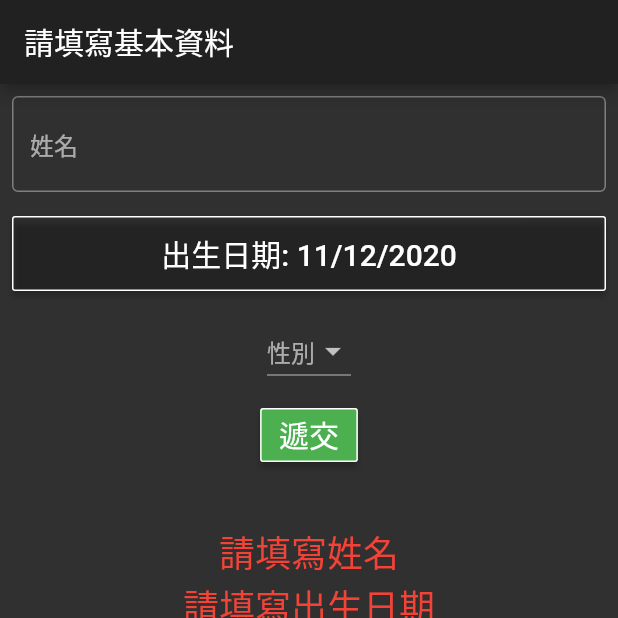
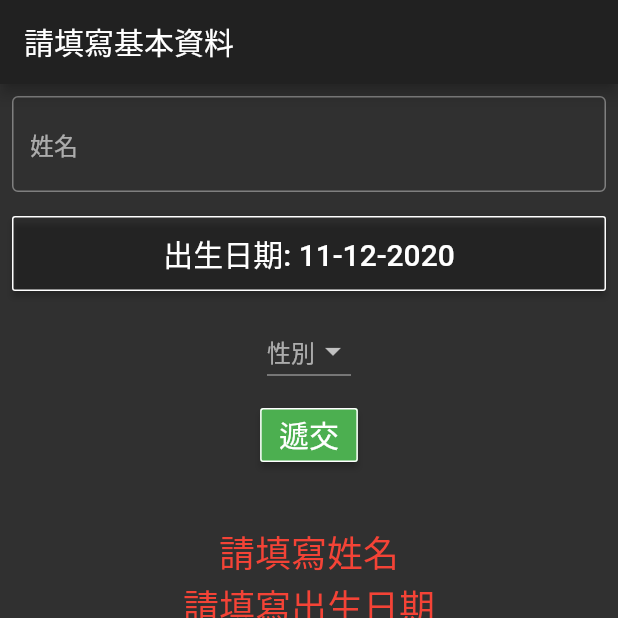
Before and after one commit to PunnyBunny/Quiz, a Flutter app: the screen it shows after launch, after a tap on "遞交", on a phone screen of 412 x 824 dp, the top half of it. Run offline on Flutter 3.47's test engine with Material 2 defaults, Android fonts, the phone set to English and light mode, and no system bars; our stand-ins replace assets_audio_player; missing offline and left inert: random_color; accounts and stored records are empty; generated files the repository leaves out were written again.

Commit message:
Add date_formatter.dart

```diff
--- /dev/null
+++ b/lib/src/date_formatter.dart
@@ -0,0 +1,3 @@
+import 'package:intl/intl.dart';
+
+final dateFormatter = DateFormat('dd-MM-yyyy');
--- a/lib/src/info_form.dart
+++ b/lib/src/info_form.dart
@@ -5,6 +5,7 @@ import 'package:flutter/material.dart';
 import 'package:flutter/services.dart' show rootBundle;
 
 import 'basic_quiz.dart';
+import 'date_formatter.dart';
 import 'user_info.dart';
 
 class InformationForm extends StatefulWidget {
@@ -59,7 +60,7 @@ class _InformationFormState extends State<InformationForm> {
                 minimumSize: Size(double.infinity, 50.0),
                 primary: Colors.transparent,
               ),
-              child: Text("出生日期: " + _toString(_userDateOfBirth)),
+              child: Text("出生日期: " + dateFormatter.format(_userDateOfBirth)),
               onPressed: () async {
                 final DateTime picked = await showDatePicker(
                   context: context,
@@ -67,10 +68,11 @@ class _InformationFormState extends State<InformationForm> {
                   firstDate: DateTime(1960),
                   lastDate: DateTime.now(),
                 );
-                if (picked != null && picked != _userDateOfBirth)
+                if (picked != null && picked != _userDateOfBirth) {
                   setState(() {
                     _userDateOfBirth = picked;
                   });
+                }
               },
             ),
           ), // date of birth
@@ -102,7 +104,8 @@ class _InformationFormState extends State<InformationForm> {
               setState(() {
                 _userNameWarning = _userName.isEmpty;
                 _userDateOfBirthWarning =
-                    _toString(_userDateOfBirth) == _toString(DateTime.now());
+                    dateFormatter.format(_userDateOfBirth) ==
+                        dateFormatter.format(DateTime.now());
                 _userGenderWarning = _userGender.isEmpty;
               });
               if (!_userNameWarning &&
@@ -142,7 +145,3 @@ class _InformationFormState extends State<InformationForm> {
     );
   }
 }
-
-String _toString(DateTime date) {
-  return "${date.day}/${date.month}/${date.year}";
-}
--- a/lib/src/summary.dart
+++ b/lib/src/summary.dart
@@ -1,7 +1,7 @@
 import 'package:flutter/material.dart';
 import 'package:http/http.dart' as http;
-import 'package:intl/intl.dart';
 
+import 'date_formatter.dart';
 import 'user_result.dart';
 
 class SummaryPage extends StatefulWidget {
@@ -25,7 +25,7 @@ class _SummaryPageState extends State<SummaryPage> {
         body: {
           'action': 'add_new',
           'name': result.name,
-          'date_of_birth': DateFormat("dd-MM-yyyy").format(result.dateOfBirth),
+          'date_of_birth': dateFormatter.format(result.dateOfBirth),
           'gender': result.gender,
           'score': '${result.score}',
           'test_name': result.testName,
```
